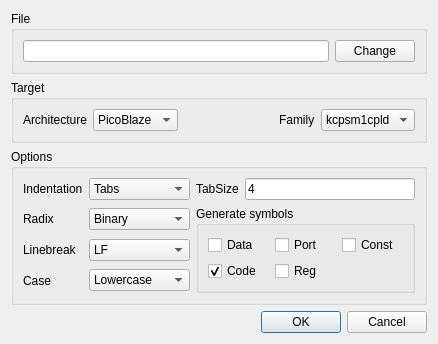
AbyssAbbeba/MDS-picoblaze-AVR-ide, file IDE/GUI/dialogs/disasmdlg/disasmdlg.ui: the form before one commit.
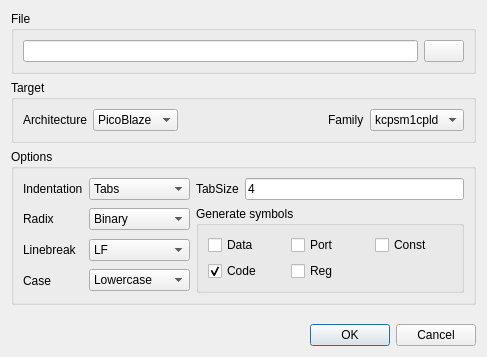
The form after the commit. Icons and pictures are not drawn.

What changed in the file:
```diff
--- a/IDE/GUI/dialogs/disasmdlg/disasmdlg.ui
+++ b/IDE/GUI/dialogs/disasmdlg/disasmdlg.ui
@@ -6,8 +6,8 @@
    <rect>
     <x>0</x>
     <y>0</y>
-    <width>438</width>
-    <height>331</height>
+    <width>487</width>
+    <height>357</height>
    </rect>
   </property>
   <property name="windowTitle">
@@ -205,7 +205,11 @@
       <item row="0" column="1">
        <widget class="QPushButton" name="btnChange">
         <property name="text">
-         <string>Change</string>
+         <string/>
+        </property>
+        <property name="icon">
+         <iconset resource="../../icons.qrc">
+          <normaloff>:/resources/icons/projOpen.png</normaloff>:/resources/icons/projOpen.png</iconset>
         </property>
        </widget>
       </item>
```
